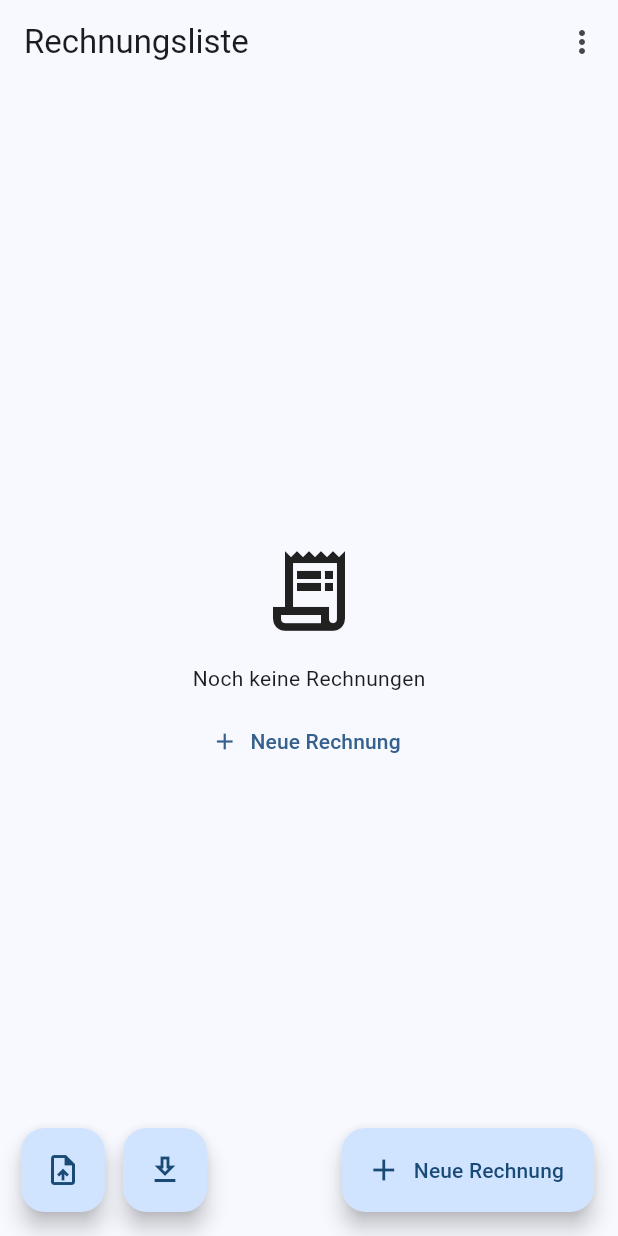
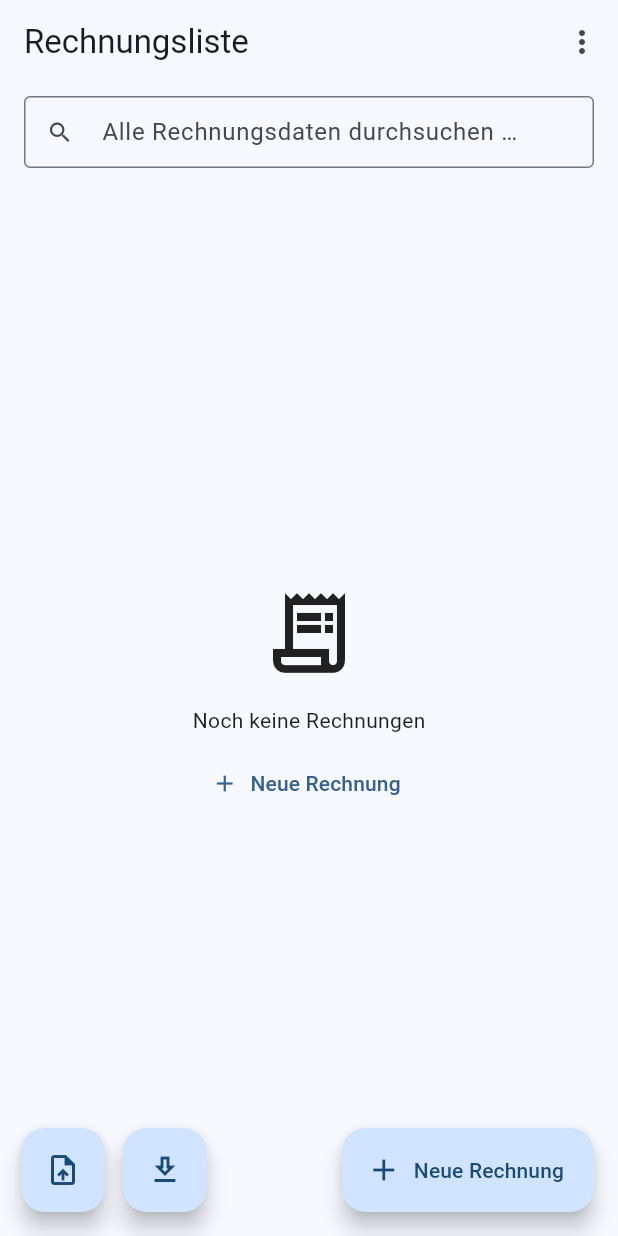
Before and after one commit to riobijanero/invoice_manager, a Flutter app: the screen it shows after launch, on a phone screen of 412 x 824 dp. Run offline on Flutter 3.47's test engine with Material 3 defaults, Android fonts, the light colour scheme and no system bars; our stand-ins replace file_picker, flutter_riverpod, freezed_annotation, go_router, pdf, printing; missing offline and left inert: file_selector.

Commit message:
add search feature

```diff
--- a/lib/features/list/invoice_list_screen.dart
+++ b/lib/features/list/invoice_list_screen.dart
@@ -11,6 +11,9 @@
 import 'package:invoice_manager/features/form/utils/utils.dart';
 import 'package:invoice_manager/features/list/widgets/invoice_list_tile.dart';
 import 'package:invoice_manager/features/list/widgets/new_invoice_draft_list_tile.dart';
+import 'package:invoice_manager/features/search/providers/invoice_list_search_query_provider.dart';
+import 'package:invoice_manager/features/search/services/invoice_search_service.dart';
+import 'package:invoice_manager/features/search/ui/widgets/invoice_list_search_bar.dart';
 import '../../routing/app_router.dart';
 
 class InvoiceListScreen extends ConsumerWidget {
@@ -19,6 +22,7 @@
   @override
   Widget build(BuildContext context, WidgetRef ref) {
     final asyncInvoices = ref.watch(invoiceListProvider);
+    final searchQuery = ref.watch(invoiceListSearchQueryProvider);
     final selectedId = _selectedInvoiceId(context);
     final wide = isWideInvoiceLayout(context);
     final showNewDraftRow = wide && GoRouterState.of(context).uri.path == '/invoice/new';
@@ -50,43 +54,24 @@
       ),
       body: asyncInvoices.when(
         data: (invoices) {
-          if (invoices.isEmpty && !showNewDraftRow) {
-            return Center(
-              child: Column(
-                mainAxisAlignment: MainAxisAlignment.center,
-                children: [
-                  const Icon(Icons.receipt_long_outlined, size: 64),
-                  const SizedBox(height: 16),
-                  const Text('Noch keine Rechnungen'),
-                  const SizedBox(height: 8),
-                  TextButton.icon(
-                    onPressed: () => context.go('/invoice/new'),
-                    icon: const Icon(Icons.add),
-                    label: const Text('Neue Rechnung'),
-                  ),
-                ],
+          final filtered = filterInvoicesBySearchQuery(invoices, searchQuery);
+          return Column(
+            crossAxisAlignment: CrossAxisAlignment.stretch,
+            children: [
+              const InvoiceListSearchBar(),
+              Expanded(
+                child: _invoiceListBody(
+                  context,
+                  ref,
+                  invoices: invoices,
+                  filtered: filtered,
+                  searchQuery: searchQuery,
+                  showNewDraftRow: showNewDraftRow,
+                  selectedId: selectedId,
+                  wide: wide,
+                ),
               ),
-            );
-          }
-          final itemCount = invoices.length + (showNewDraftRow ? 1 : 0);
-          return ListView.builder(
-            padding: const EdgeInsets.symmetric(vertical: 8),
-            itemCount: itemCount,
-            itemBuilder: (context, index) {
-              if (showNewDraftRow && index == 0) {
-                return NewInvoiceDraftListTile(
-                  onTap: () => context.go('/invoice/new'),
-                );
-              }
-              final invoiceIndex = showNewDraftRow ? index - 1 : index;
-              final invoice = invoices[invoiceIndex];
-              return InvoiceListTile(
-                invoice: invoice,
-                selected: selectedId == invoice.id,
-                onAction: (action) => _handleAction(context, ref, action, invoice),
-                onTap: () => wide ? context.go(pathEdit(invoice.id)) : context.push(pathEdit(invoice.id)),
-              );
-            },
+            ],
           );
         },
         loading: () => const Center(child: CircularProgressIndicator()),
@@ -140,6 +125,80 @@
           ),
         ],
       ),
+    );
+  }
+
+  Widget _invoiceListBody(
+    BuildContext context,
+    WidgetRef ref, {
+    required List<Invoice> invoices,
+    required List<Invoice> filtered,
+    required String searchQuery,
+    required bool showNewDraftRow,
+    required String? selectedId,
+    required bool wide,
+  }) {
+    if (invoices.isEmpty && !showNewDraftRow) {
+      return Center(
+        child: Column(
+          mainAxisAlignment: MainAxisAlignment.center,
+          children: [
+            const Icon(Icons.receipt_long_outlined, size: 64),
+            const SizedBox(height: 16),
+            const Text('Noch keine Rechnungen'),
+            const SizedBox(height: 8),
+            TextButton.icon(
+              onPressed: () => context.go('/invoice/new'),
+              icon: const Icon(Icons.add),
+              label: const Text('Neue Rechnung'),
+            ),
+          ],
+        ),
+      );
+    }
+
+    final queryTrimmed = searchQuery.trim();
+    final hasNoMatches = filtered.isEmpty && queryTrimmed.isNotEmpty;
+
+    return ListView(
+      padding: const EdgeInsets.symmetric(vertical: 8),
+      children: [
+        if (showNewDraftRow)
+          NewInvoiceDraftListTile(
+            onTap: () => context.go('/invoice/new'),
+          ),
+        if (hasNoMatches)
+          Padding(
+            padding: const EdgeInsets.symmetric(horizontal: 24, vertical: 32),
+            child: Center(
+              child: Column(
+                mainAxisSize: MainAxisSize.min,
+                children: [
+                  Icon(
+                    Icons.search_off_outlined,
+                    size: 48,
+                    color: Theme.of(context).colorScheme.outline,
+                  ),
+                  const SizedBox(height: 12),
+                  Text(
+                    'Keine Treffer für „$queryTrimmed“',
+                    textAlign: TextAlign.center,
+                    style: Theme.of(context).textTheme.titleMedium,
+                  ),
+                ],
+              ),
+            ),
+          )
+        else
+          ...filtered.map(
+            (invoice) => InvoiceListTile(
+              invoice: invoice,
+              selected: selectedId == invoice.id,
+              onAction: (action) => _handleAction(context, ref, action, invoice),
+              onTap: () => wide ? context.go(pathEdit(invoice.id)) : context.push(pathEdit(invoice.id)),
+            ),
+          ),
+      ],
     );
   }
 
--- /dev/null
+++ b/lib/features/search/providers/invoice_list_search_query_provider.dart
@@ -0,0 +1,4 @@
+import 'package:flutter_riverpod/flutter_riverpod.dart';
+
+/// Live query string for filtering the invoice list (empty → no filtering).
+final invoiceListSearchQueryProvider = StateProvider<String>((ref) => '');
--- /dev/null
+++ b/lib/features/search/services/invoice_search_service.dart
@@ -0,0 +1,16 @@
+import 'package:invoice_manager/common/models/invoice.dart';
+import 'package:invoice_manager/features/search/utils/invoice_search_haystack.dart';
+import 'package:invoice_manager/features/search/utils/search_query.dart';
+
+bool invoiceMatchesSearch(Invoice invoice, String query) {
+  final q = normalizeInvoiceSearchQuery(query);
+  if (q.isEmpty) return true;
+  return buildInvoiceSearchHaystack(invoice).contains(q);
+}
+
+/// Preserves sort order of the input list.
+List<Invoice> filterInvoicesBySearchQuery(List<Invoice> invoices, String query) {
+  final q = normalizeInvoiceSearchQuery(query);
+  if (q.isEmpty) return invoices;
+  return invoices.where((i) => buildInvoiceSearchHaystack(i).contains(q)).toList();
+}
--- /dev/null
+++ b/lib/features/search/ui/widgets/invoice_list_search_bar.dart
@@ -0,0 +1,62 @@
+import 'package:flutter/material.dart';
+import 'package:flutter_riverpod/flutter_riverpod.dart';
+
+import 'package:invoice_manager/features/search/providers/invoice_list_search_query_provider.dart';
+
+/// Search field for the invoice list; keeps query in [invoiceListSearchQueryProvider].
+class InvoiceListSearchBar extends ConsumerStatefulWidget {
+  const InvoiceListSearchBar({super.key});
+
+  @override
+  ConsumerState<InvoiceListSearchBar> createState() => _InvoiceListSearchBarState();
+}
+
+class _InvoiceListSearchBarState extends ConsumerState<InvoiceListSearchBar> {
+  late final TextEditingController _controller;
+
+  @override
+  void initState() {
+    super.initState();
+    _controller = TextEditingController(
+      text: ref.read(invoiceListSearchQueryProvider),
+    );
+  }
+
+  @override
+  void dispose() {
+    _controller.dispose();
+    super.dispose();
+  }
+
+  @override
+  Widget build(BuildContext context) {
+    final searchQuery = ref.watch(invoiceListSearchQueryProvider);
+
+    return Padding(
+      padding: const EdgeInsets.fromLTRB(16, 8, 16, 0),
+      child: TextField(
+        controller: _controller,
+        textInputAction: TextInputAction.search,
+        decoration: InputDecoration(
+          hintText: 'Alle Rechnungsdaten durchsuchen …',
+          prefixIcon: const Icon(Icons.search),
+          border: const OutlineInputBorder(),
+          isDense: true,
+          suffixIcon: searchQuery.isEmpty
+              ? null
+              : IconButton(
+                  tooltip: 'Suche löschen',
+                  icon: const Icon(Icons.clear),
+                  onPressed: () {
+                    _controller.clear();
+                    ref.read(invoiceListSearchQueryProvider.notifier).state = '';
+                  },
+                ),
+        ),
+        onChanged: (v) {
+          ref.read(invoiceListSearchQueryProvider.notifier).state = v;
+        },
+      ),
+    );
+  }
+}
--- /dev/null
+++ b/lib/features/search/utils/search_query.dart
@@ -0,0 +1,2 @@
+/// Normalizes user input for case-insensitive substring matching.
+String normalizeInvoiceSearchQuery(String query) => query.trim().toLowerCase();
```
Also changed, not shown: lib/features/search/utils/invoice_search_haystack.dart (added, +82 -0 lines).
